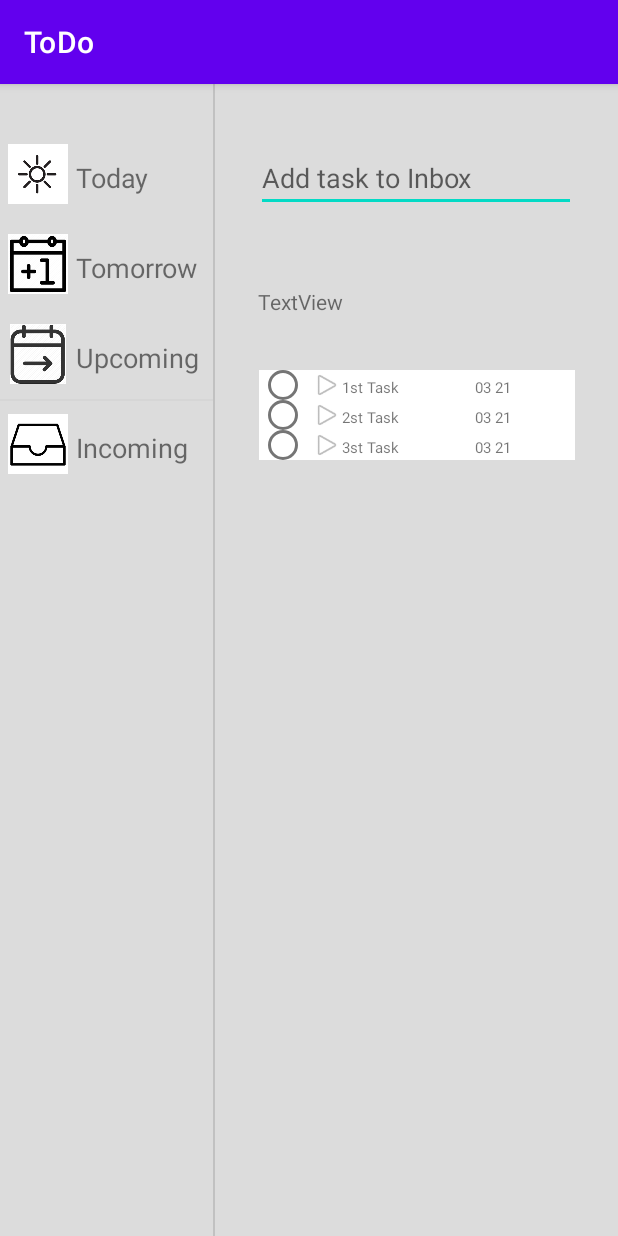
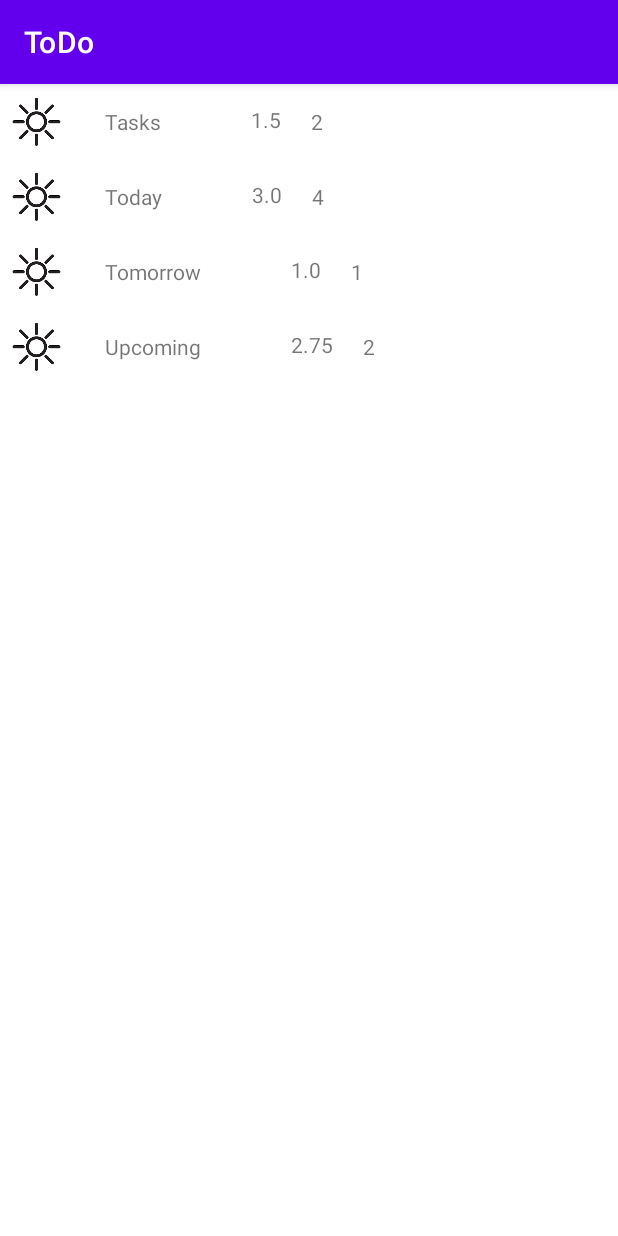
Before and after one commit to SzilvasiPeter/PomoTODOro, an Android app: the screen it shows after launch (MainActivity), on a phone screen of 412 x 824 dp. Run offline under Robolectric (Android 15) with nearby library versions, the phone set to English and light mode, and no system bars.

Commit message:
MainActivity for Task filters

```diff
--- a/ToDo/app/src/main/java/com/example/todo/MainActivity.java
+++ b/ToDo/app/src/main/java/com/example/todo/MainActivity.java
@@ -1,63 +1,34 @@
 package com.example.todo;
 
+import androidx.annotation.Nullable;
 import androidx.appcompat.app.AppCompatActivity;
 import androidx.recyclerview.widget.LinearLayoutManager;
 import androidx.recyclerview.widget.RecyclerView;
 
 import android.os.Bundle;
-import android.view.KeyEvent;
-import android.view.View;
-import android.view.inputmethod.EditorInfo;
-import android.widget.EditText;
-import android.widget.TextView;
 
 import java.util.ArrayList;
-import java.util.Date;
 import java.util.List;
 
-public class MainActivity extends AppCompatActivity implements View.OnKeyListener {
+public class MainActivity extends AppCompatActivity {
 
     @Override
-    protected void onCreate(Bundle savedInstanceState) {
+    protected void onCreate(@Nullable Bundle savedInstanceState) {
         super.onCreate(savedInstanceState);
-        setContentView(R.layout.activity_main);
+        setContentView(R.layout.main_activity);
 
-        myTasks.add(new Task("1st Task", 1, new Date(System.currentTimeMillis()), false));
-        myTasks.add(new Task("2st Task", 2, new Date(System.currentTimeMillis()), false));
-        myTasks.add(new Task("3st Task", 3, new Date(System.currentTimeMillis()), false));
+        myTaskFilters.add(new TaskFilter("Tasks", 1.5, 2));
+        myTaskFilters.add(new TaskFilter("Today", 3, 4));
+        myTaskFilters.add(new TaskFilter("Tomorrow", 1, 1));
+        myTaskFilters.add(new TaskFilter("Upcoming", 2.75, 2));
 
-
-        RecyclerView recyclerView = findViewById(R.id.tasks_recycleview);
-        myAdapter = new TaskListAdapter(this, myTasks);
+        RecyclerView recyclerView = findViewById(R.id.taskFilter_recycleView);
+        myFilterAdapter = new TaskFilterAdapter(myTaskFilters);
         recyclerView.setHasFixedSize(true);
         recyclerView.setLayoutManager(new LinearLayoutManager(this));
-        recyclerView.setAdapter(myAdapter);
-
-        EditText addEditText = (EditText) findViewById(R.id.addtask_editText);
-        addEditText.setOnKeyListener(this);
+        recyclerView.setAdapter(myFilterAdapter);
     }
 
-    @Override
-    public boolean onKey(View view, int keyCode, KeyEvent event) {
-
-        TextView responseText = findViewById(R.id.simpleTask_textview);
-        EditText myEditText = (EditText) view;
-
-        if (keyCode == EditorInfo.IME_ACTION_SEARCH ||
-                keyCode == EditorInfo.IME_ACTION_DONE ||
-                event.getAction() == KeyEvent.ACTION_DOWN &&
-                        event.getKeyCode() == KeyEvent.KEYCODE_ENTER) {
-
-            responseText.setText(myEditText.getText());
-
-            myTasks.add(new Task(myEditText.getText().toString(), 0, new Date(System.currentTimeMillis()), false));
-            myAdapter.notifyItemInserted(myTasks.size() - 1);
-            myEditText.setText("");
-            return true;
-        }
-        return false;
-    }
-
-    private List<Task> myTasks = new ArrayList<>();
-    private TaskListAdapter myAdapter;
+    private final List<TaskFilter> myTaskFilters = new ArrayList<>();
+    private TaskFilterAdapter myFilterAdapter;
 }
--- /dev/null
+++ b/ToDo/app/src/main/java/com/example/todo/TaskActivity.java
@@ -0,0 +1,63 @@
+package com.example.todo;
+
+import android.os.Bundle;
+import android.view.KeyEvent;
+import android.view.View;
+import android.view.inputmethod.EditorInfo;
+import android.widget.EditText;
+import android.widget.TextView;
+
+import androidx.annotation.Nullable;
+import androidx.appcompat.app.AppCompatActivity;
+import androidx.recyclerview.widget.LinearLayoutManager;
+import androidx.recyclerview.widget.RecyclerView;
+
+import java.util.ArrayList;
+import java.util.Date;
+import java.util.List;
+
+public class TaskActivity extends AppCompatActivity implements View.OnKeyListener {
+
+    @Override
+    protected void onCreate(Bundle savedInstanceState) {
+        super.onCreate(savedInstanceState);
+        setContentView(R.layout.activity_main);
+
+        myTasks.add(new Task("1st Task", 1, new Date(System.currentTimeMillis()), false));
+        myTasks.add(new Task("2st Task", 2, new Date(System.currentTimeMillis()), false));
+        myTasks.add(new Task("3st Task", 3, new Date(System.currentTimeMillis()), false));
+
+        RecyclerView recyclerView = findViewById(R.id.tasks_recycleview);
+        myAdapter = new TaskListAdapter(this, myTasks);
+        recyclerView.setHasFixedSize(true);
+        recyclerView.setLayoutManager(new LinearLayoutManager(this));
+        recyclerView.setAdapter(myAdapter);
+
+        EditText addEditText = (EditText) findViewById(R.id.addtask_editText);
+        addEditText.setOnKeyListener(this);
+    }
+
+    @Override
+    public boolean onKey(View view, int keyCode, KeyEvent event) {
+
+        TextView responseText = findViewById(R.id.simpleTask_textview);
+        EditText myEditText = (EditText) view;
+
+        if (keyCode == EditorInfo.IME_ACTION_SEARCH ||
+                keyCode == EditorInfo.IME_ACTION_DONE ||
+                event.getAction() == KeyEvent.ACTION_DOWN &&
+                        event.getKeyCode() == KeyEvent.KEYCODE_ENTER) {
+
+            responseText.setText(myEditText.getText());
+
+            myTasks.add(new Task(myEditText.getText().toString(), 0, new Date(System.currentTimeMillis()), false));
+            myAdapter.notifyItemInserted(myTasks.size() - 1);
+            myEditText.setText("");
+            return true;
+        }
+        return false;
+    }
+
+    private List<Task> myTasks = new ArrayList<>();
+    private TaskListAdapter myAdapter;
+}
--- /dev/null
+++ b/ToDo/app/src/main/java/com/example/todo/TaskFilter.java
@@ -0,0 +1,44 @@
+package com.example.todo;
+
+public class TaskFilter {
+
+    public TaskFilter(String taskFilterName) {
+        this.myTaskFilterName = taskFilterName;
+        this.myNumberOfHour = 0;
+        this.myNumberOfPomodoro = 0;
+    }
+
+    public TaskFilter(String taskFilterName, double numberOfHour, int numberOfPomodoro) {
+        this.myTaskFilterName = taskFilterName;
+        this.myNumberOfHour = numberOfHour;
+        this.myNumberOfPomodoro = numberOfPomodoro;
+    }
+
+    public String getTaskFilterName() {
+        return myTaskFilterName;
+    }
+
+    public void setTaskFilterName(String myTaskFilterName) {
+        this.myTaskFilterName = myTaskFilterName;
+    }
+
+    public double getNumberOfHour() {
+        return myNumberOfHour;
+    }
+
+    public void setNumberOfHour(double myNumberOfHour) {
+        this.myNumberOfHour = myNumberOfHour;
+    }
+
+    public int getNumberOfPomodoro() {
+        return myNumberOfPomodoro;
+    }
+
+    public void setNumberOfPomodoro(int myNumberOfPomodoro) {
+        this.myNumberOfPomodoro = myNumberOfPomodoro;
+    }
+
+    private String myTaskFilterName;
+    private double myNumberOfHour;
+    private int myNumberOfPomodoro;
+}
--- /dev/null
+++ b/ToDo/app/src/main/java/com/example/todo/TaskFilterAdapter.java
@@ -0,0 +1,63 @@
+package com.example.todo;
+
+import android.view.LayoutInflater;
+import android.view.View;
+import android.view.ViewGroup;
+import android.widget.LinearLayout;
+import android.widget.TextView;
+import android.widget.Toast;
+
+import androidx.annotation.NonNull;
+import androidx.recyclerview.widget.RecyclerView;
+
+import java.text.NumberFormat;
+import java.util.List;
+
+public class TaskFilterAdapter extends RecyclerView.Adapter<TaskFilterAdapter.TaskFilterViewHolder> {
+
+    private final List<TaskFilter> myTaskFilters;
+
+    public TaskFilterAdapter(List<TaskFilter> taskFilters){
+        myTaskFilters = taskFilters;
+    }
+
+    @NonNull
+    @Override
+    public TaskFilterViewHolder onCreateViewHolder(@NonNull ViewGroup parent, int viewType) {
+        LayoutInflater layoutInflater = LayoutInflater.from(parent.getContext());
+        View itemView = layoutInflater.inflate(R.layout.taskfilter_item, parent, false);
+        return new TaskFilterViewHolder(itemView);
+    }
+
+    @Override
+    public void onBindViewHolder(@NonNull TaskFilterViewHolder holder, int position) {
+        TaskFilter model = myTaskFilters.get(position);
+
+        holder.taskFilterName.setText(model.getTaskFilterName());
+        holder.taskFilterHour.setText(String.valueOf(model.getNumberOfHour()));
+        holder.taskFilterPomodoro.setText(String.valueOf(model.getNumberOfPomodoro()));
+        holder.linearLayout.setOnClickListener(view ->
+                Toast.makeText(view.getContext(),"click on item: "+ model.getTaskFilterName(),Toast.LENGTH_LONG).show());
+    }
+
+    @Override
+    public int getItemCount() {
+        return myTaskFilters.size();
+    }
+
+    public final static class TaskFilterViewHolder extends RecyclerView.ViewHolder {
+        //ImageView taskFilterImage;
+        public TextView taskFilterName;
+        TextView taskFilterHour;
+        TextView taskFilterPomodoro;
+        LinearLayout linearLayout;
+
+        public TaskFilterViewHolder(View itemView) {
+            super(itemView);
+            taskFilterName = itemView.findViewById(R.id.taskFilter_textView);
+            taskFilterHour = itemView.findViewById(R.id.filterHours_textView);
+            taskFilterPomodoro = itemView.findViewById(R.id.filterPomodoro_textView);
+            linearLayout = itemView.findViewById(R.id.taskFilter_linearLayout);
+        }
+    }
+}
--- /dev/null
+++ b/ToDo/app/src/main/res/layout/main_activity.xml
@@ -0,0 +1,15 @@
+<?xml version="1.0" encoding="utf-8"?>
+<androidx.constraintlayout.widget.ConstraintLayout
+    xmlns:android="http://schemas.android.com/apk/res/android"
+    xmlns:app="http://schemas.android.com/apk/res-auto"
+    xmlns:tools="http://schemas.android.com/tools"
+    android:layout_width="match_parent"
+    android:layout_height="match_parent">
+
+    <androidx.recyclerview.widget.RecyclerView
+        android:id="@+id/taskFilter_recycleView"
+        android:layout_width="match_parent"
+        android:layout_height="wrap_content"
+        app:layout_constraintStart_toStartOf="parent"
+        app:layout_constraintTop_toTopOf="parent" />
+</androidx.constraintlayout.widget.ConstraintLayout>
--- /dev/null
+++ b/ToDo/app/src/main/res/layout/taskfilter_item.xml
@@ -0,0 +1,52 @@
+<?xml version="1.0" encoding="utf-8"?>
+<androidx.constraintlayout.widget.ConstraintLayout xmlns:android="http://schemas.android.com/apk/res/android"
+    xmlns:app="http://schemas.android.com/apk/res-auto"
+    android:layout_width="wrap_content"
+    android:layout_height="wrap_content">
+
+
+    <LinearLayout
+        android:id="@+id/taskFilter_linearLayout"
+        android:layout_width="wrap_content"
+        android:layout_height="wrap_content"
+        android:orientation="horizontal"
+        app:layout_constraintStart_toStartOf="parent"
+        app:layout_constraintTop_toTopOf="parent">
+
+        <ImageView
+            android:id="@+id/taskFilter_imageView"
+            android:layout_width="50dp"
+            android:layout_height="50dp"
+            android:layout_gravity="center_vertical"
+            android:contentDescription="@string/filterImage"
+            app:srcCompat="@drawable/today" />
+
+        <TextView
+            android:id="@+id/taskFilter_textView"
+            android:layout_width="wrap_content"
+            android:layout_height="wrap_content"
+            android:layout_gravity="center_vertical"
+            android:layout_marginStart="20dp"
+            android:text="@string/taskFilterName" />
+
+        <TextView
+            android:id="@+id/filterHours_textView"
+            android:layout_width="wrap_content"
+            android:layout_height="21dp"
+            android:layout_gravity="center_vertical"
+            android:layout_marginStart="60dp"
+            android:layout_weight="1"
+            android:text="@string/filterHours" />
+
+        <TextView
+            android:id="@+id/filterPomodoro_textView"
+            android:layout_width="wrap_content"
+            android:layout_height="wrap_content"
+            android:layout_gravity="center_vertical"
+            android:layout_marginStart="20dp"
+            android:layout_weight="1"
+            android:text="@string/filterPomodoro" />
+
+    </LinearLayout>
+
+</androidx.constraintlayout.widget.ConstraintLayout>
--- a/ToDo/app/src/main/res/values/strings.xml
+++ b/ToDo/app/src/main/res/values/strings.xml
@@ -1,3 +1,7 @@
 <resources>
     <string name="app_name">ToDo</string>
+    <string name="taskFilterName">TaskFilterName</string>
+    <string name="filterHours">0.0</string>
+    <string name="filterImage">FilterImage</string>
+    <string name="filterPomodoro">0</string>
 </resources>
```
